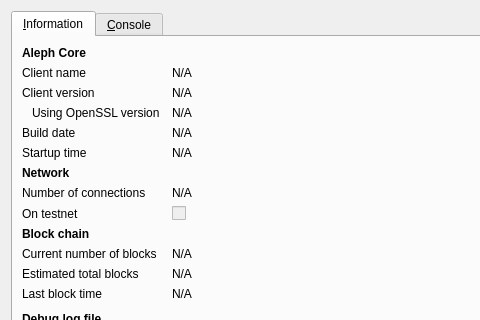
The window that src/qt/forms/rpcconsole.ui (alephmarket/ALE) describes before a commit, drawn with Qt 5; both pictures show x 0 to 480 and y 0 to 320 of the 740 by 450 pixel window.
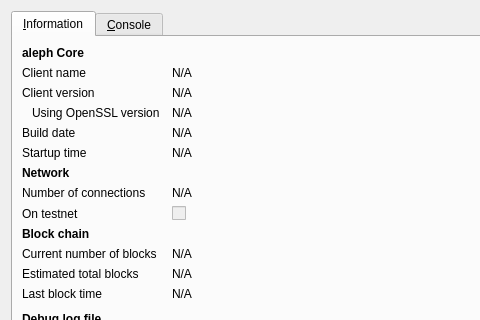
The same window after the commit. Icons and pictures are not drawn.

Commit message: aleph coin updates: - Improved and optimized code - Updated OpenSSL - Includes wallet designs

Diff of the .ui file:
```diff
--- a/src/qt/forms/rpcconsole.ui
+++ b/src/qt/forms/rpcconsole.ui
@@ -36,7 +36,7 @@
           </font>
          </property>
          <property name="text">
-          <string>Aleph Core</string>
+          <string>aleph Core</string>
          </property>
         </widget>
        </item>
```
Left out of the diff: 6 changed lines with no effect on the pictures. The commit also changes 632 other files.
